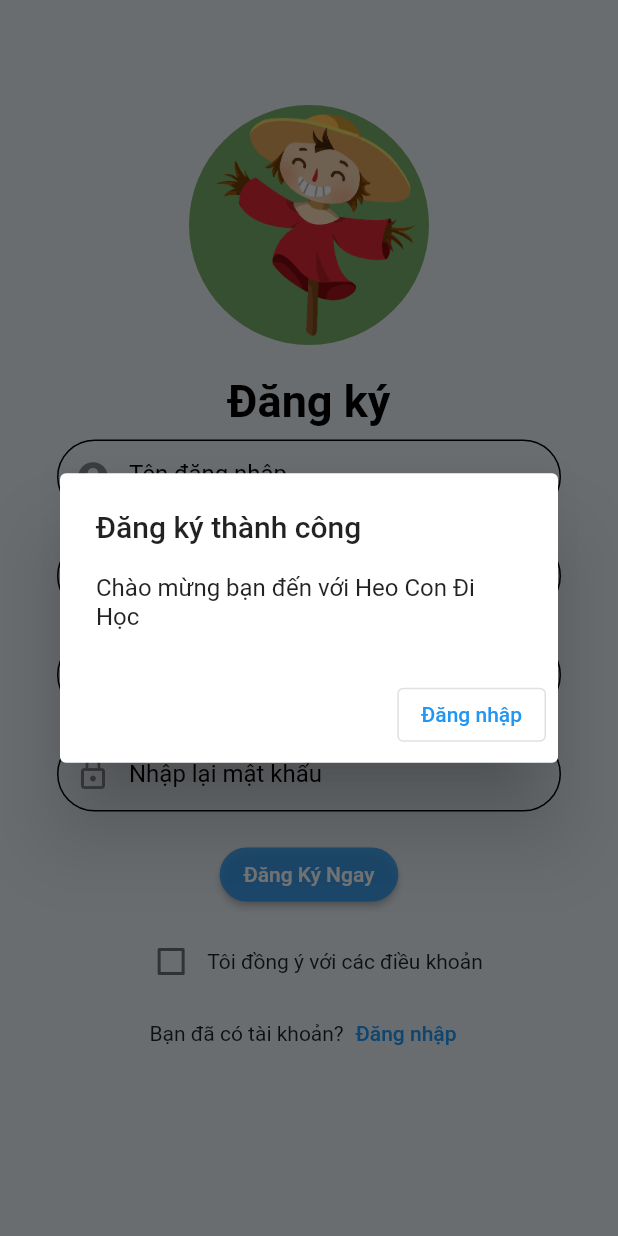
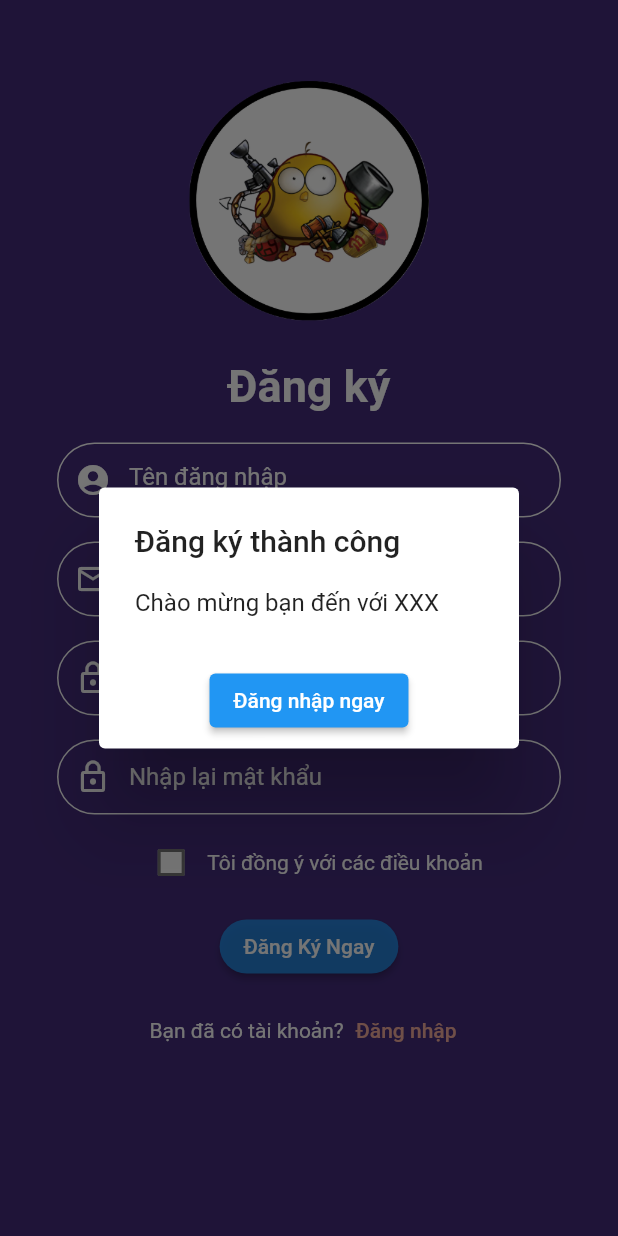
Before and after one commit to fakehyun00/bu_nhin_rom, a Flutter app: the RegisterScreen screen opened directly, after a tap on "Đăng Ký Ngay", on a phone screen of 412 x 824 dp. Run offline on Flutter 3.47's test engine with Material 2 defaults, Android fonts, the phone set to English and light mode, and no system bars; our stand-ins replace gap.

Commit message:
newRegisterForm

```diff
--- a/lib/components/history.dart
+++ b/lib/components/history.dart
@@ -1,4 +1,3 @@
-import 'package:flutter/cupertino.dart';
 import 'package:flutter/material.dart';
 
 class History extends StatefulWidget {
--- a/lib/main.dart
+++ b/lib/main.dart
@@ -17,7 +17,7 @@ class MyApp extends StatelessWidget {
       theme: ThemeData(
         primarySwatch: Colors.blue,
       ),
-      home: const HomeSreen(),
+      home: const RegisterScreen(),
       debugShowCheckedModeBanner: false,
     );
   }
--- /dev/null
+++ b/lib/models/color.dart
@@ -0,0 +1,19 @@
+import 'package:flutter/material.dart';
+
+//textfield and fontcolor
+const myColor = Colors.white;
+
+//background
+final background_color = Color.fromARGB(255, 67, 44, 122);
+
+Color getColor(Set<MaterialState> states) {
+  const Set<MaterialState> interactiveStates = <MaterialState>{
+    MaterialState.pressed,
+    MaterialState.hovered,
+    MaterialState.focused,
+  };
+  if (states.any(interactiveStates.contains)) {
+    return Colors.blue;
+  }
+  return Colors.white.withOpacity(1);
+}
--- /dev/null
+++ b/lib/models/logo.dart
@@ -0,0 +1,7 @@
+import 'package:flutter/material.dart';
+
+var logo = Image(
+  image: AssetImage('assets/logo.png'),
+  width: 200,
+  height: 200,
+);
--- a/lib/screens/login.dart
+++ b/lib/screens/login.dart
@@ -1,5 +1,6 @@
 import 'package:gap/gap.dart';
 import 'package:flutter/material.dart';
+import 'package:heocondihoc/models/logo.dart';
 import 'package:heocondihoc/screens/register.dart';
 
 class LoginScreen extends StatefulWidget {
@@ -191,11 +192,3 @@ class LoginScreenState extends State<LoginScreen> {
     );
   }
 }
-
-var logo = const CircleAvatar(
-  backgroundImage: AssetImage(
-    'assets/logo1.png',
-  ),
-  radius: 80,
-  backgroundColor: Color.fromARGB(255, 117, 172, 105),
-);
--- a/lib/screens/register.dart
+++ b/lib/screens/register.dart
@@ -1,6 +1,8 @@
 import 'package:flutter/material.dart';
 import 'package:gap/gap.dart';
+import 'package:heocondihoc/models/logo.dart';
 import 'package:heocondihoc/screens/login.dart';
+import 'package:heocondihoc/models/color.dart';
 
 class RegisterScreen extends StatefulWidget {
   const RegisterScreen();
@@ -26,7 +28,7 @@ class RegisterScreenState extends State<RegisterScreen> {
   @override
   Widget build(BuildContext context) {
     return Scaffold(
-      backgroundColor: Color.fromARGB(255, 231, 238, 244),
+      backgroundColor: background_color,
       body: ListView(
         children: [
           Container(
@@ -36,38 +38,42 @@ class RegisterScreenState extends State<RegisterScreen> {
                 Container(
                     padding: EdgeInsets.only(left: 20, right: 20),
                     child: Column(children: [
-                      Gap(60),
+                      Gap(20),
                       logo,
-                      Gap(20),
+                      Gap(10),
                       const Text(
                         'Đăng ký',
                         style: TextStyle(
                             fontWeight: FontWeight.bold,
                             fontSize: 30,
-                            color: Colors.black),
+                            color: myColor),
                       ),
                       Padding(
-                          padding: const EdgeInsets.all(8.0),
+                          padding: const EdgeInsets.only(
+                              top: 20, left: 8, bottom: 8, right: 8),
                           child: SizedBox(
                             height: 50,
                             child: TextField(
-                                autofocus: true,
-                                style: const TextStyle(color: Colors.black),
+                                style: const TextStyle(color: Colors.white),
                                 decoration: InputDecoration(
                                     fillColor: Colors.white,
                                     enabledBorder: OutlineInputBorder(
                                       borderRadius: BorderRadius.circular(50),
                                       borderSide: const BorderSide(
-                                          width: 1, color: Colors.black),
+                                          width: 1, color: Colors.white),
                                     ),
                                     border: OutlineInputBorder(
+                                        borderSide: const BorderSide(
+                                            color: Colors.white),
                                         borderRadius:
                                             BorderRadius.circular(50)),
-                                    prefixIcon:
-                                        const Icon(Icons.account_circle),
+                                    prefixIcon: const Icon(
+                                      Icons.account_circle,
+                                      color: myColor,
+                                    ),
                                     hintText: 'Tên đăng nhập',
                                     hintStyle: const TextStyle(
-                                      color: Colors.black,
+                                      color: Colors.white,
                                     ))),
                           )),
                       Padding(
@@ -75,22 +81,31 @@ class RegisterScreenState extends State<RegisterScreen> {
                           child: SizedBox(
                             height: 50,
                             child: TextField(
+                                // validator: (value) {
+                                //   if (value!.isEmpty) {
+                                //     return 'Please enter some text';
+                                //   }
+                                //   return null;
+                                // },
                                 keyboardType: TextInputType.emailAddress,
-                                style: const TextStyle(color: Colors.black),
+                                style: const TextStyle(color: myColor),
                                 decoration: InputDecoration(
                                     fillColor: Colors.white,
                                     enabledBorder: OutlineInputBorder(
                                       borderRadius: BorderRadius.circular(50),
                                       borderSide: const BorderSide(
-                                          width: 1, color: Colors.black),
+                                          width: 1, color: myColor),
                                     ),
                                     border: OutlineInputBorder(
                                         borderRadius:
                                             BorderRadius.circular(50)),
-                                    prefixIcon: const Icon(Icons.mail_outline),
-                                    hintText: 'Gmail',
+                                    prefixIcon: const Icon(
+                                      Icons.mail_outline,
+                                      color: myColor,
+                                    ),
+                                    hintText: 'Email',
                                     hintStyle: const TextStyle(
-                                      color: Colors.black,
+                                      color: myColor,
                                     ))),
                           )),
 
@@ -100,29 +115,31 @@ class RegisterScreenState extends State<RegisterScreen> {
                             height: 50,
                             child: TextField(
                                 obscureText: isHiden,
-                                style: const TextStyle(color: Colors.black),
+                                style: const TextStyle(color: myColor),
                                 decoration: InputDecoration(
                                   enabledBorder: OutlineInputBorder(
                                     borderRadius: BorderRadius.circular(50),
                                     borderSide: const BorderSide(
-                                        width: 1, color: Colors.black),
+                                        width: 1, color: myColor),
                                   ),
                                   border: OutlineInputBorder(
                                       borderRadius: BorderRadius.circular(50)),
                                   prefixIcon: const Icon(
-                                    Icons.lock_outline,
+                                    Icons.lock_outline, color: myColor,
                                     //color: Colors.black,
                                   ),
                                   hintText: 'Mật khẩu',
-                                  hintStyle:
-                                      const TextStyle(color: Colors.black),
+                                  hintStyle: const TextStyle(color: myColor),
                                   suffix: InkWell(
                                       onTap: changeHidenPass,
                                       child: Transform.translate(
                                         offset: Offset(0.0, 8.0),
-                                        child: Icon(isHiden
+                                        child: Icon(
+                                          isHiden
                                               ? Icons.visibility
-                                            : Icons.visibility_off),
+                                              : Icons.visibility_off,
+                                          color: myColor,
+                                        ),
                                       )),
                                 )),
                           )),
@@ -132,58 +149,89 @@ class RegisterScreenState extends State<RegisterScreen> {
                             height: 50,
                             child: TextField(
                                 obscureText: isHiden,
-                                style: const TextStyle(color: Colors.black),
+                                style: const TextStyle(color: myColor),
                                 decoration: InputDecoration(
                                   enabledBorder: OutlineInputBorder(
                                     borderRadius: BorderRadius.circular(50),
                                     borderSide: const BorderSide(
-                                        width: 1, color: Colors.black),
+                                        width: 1, color: myColor),
                                   ),
                                   border: OutlineInputBorder(
                                       borderRadius: BorderRadius.circular(50)),
                                   prefixIcon: const Icon(
                                     Icons.lock_outline,
-                                    //color: Colors.black,
+                                    color: myColor,
                                   ),
                                   hintText: 'Nhập lại mật khẩu',
-                                  hintStyle:
-                                      const TextStyle(color: Colors.black),
+                                  hintStyle: const TextStyle(color: myColor),
                                   suffix: InkWell(
                                       onTap: changeHidenPass,
                                       child: Transform.translate(
                                         offset: Offset(0.0, 8.0),
-                                        child: Icon(isHiden
+                                        child: Icon(
+                                          isHiden
                                               ? Icons.visibility
-                                            : Icons.visibility_off),
+                                              : Icons.visibility_off,
+                                          color: myColor,
+                                        ),
                                       )),
                                 )),
                           )),
                       // Gap(20),
+
+                      Row(
+                          mainAxisAlignment: MainAxisAlignment.center,
+                          children: [
+                            Checkbox(
+                                fillColor:
+                                    MaterialStateProperty.resolveWith(getColor),
+                                checkColor: Colors.blue,
+                                value: isChecked,
+                                onChanged: (bool? value) {
+                                  setState(() {
+                                    isChecked = value!;
+                                  });
+                                }),
+                            const Text(
+                              'Tôi đồng ý với các điều khoản',
+                              style: TextStyle(color: myColor),
+                            ),
+                          ]),
                       Padding(
-                        padding: const EdgeInsets.all(10),
+                        padding: const EdgeInsets.all(8),
                         child: ElevatedButton(
                           onPressed: () => showDialog(
                               context: context,
                               builder: (context) => AlertDialog(
                                     title: Text('Đăng ký thành công'),
-                                    content: Text(
-                                        'Chào mừng bạn đến với Heo Con Đi Học'),
+                                    content: Text('Chào mừng bạn đến với XXX'),
                                     actions: [
-                                      OutlinedButton(
-                                          onPressed: () => Navigator.push(
+                                      Row(
+                                        mainAxisAlignment:
+                                            MainAxisAlignment.center,
+                                        children: [
+                                          ElevatedButton(
+                                              onPressed: () {
+                                                Navigator.pop(context);
+                                                Navigator.push(
                                                     context,
                                                     MaterialPageRoute(
                                                       builder: (context) =>
                                                           LoginScreen(),
-                                              )),
-                                          child: Text('Đăng nhập'))
+                                                    ));
+                                              },
+                                              child: Text('Đăng nhập ngay'))
+                                        ],
+                                      )
                                     ],
                                   )),
                           // Navigator.push(
                           //     context,
                           //     MaterialPageRoute(
                           //         builder: (context) => LoginScreen()))
-                          child: Text('Đăng Ký Ngay'),
+                          child: Text(
+                            'Đăng Ký Ngay',
+                          ),
                           style: ElevatedButton.styleFrom(
                               //minimumSize: Size(350, 50),
                               // maximumSize: Size(150, 50),
@@ -192,19 +240,6 @@ class RegisterScreenState extends State<RegisterScreen> {
                                   borderRadius: BorderRadius.circular(20))),
                         ),
                       ),
-                      Row(
-                          mainAxisAlignment: MainAxisAlignment.center,
-                          children: [
-                            Checkbox(
-                                checkColor: Colors.white,
-                                value: isChecked,
-                                onChanged: (bool? value) {
-                                  setState(() {
-                                    isChecked = value!;
-                                  });
-                                }),
-                            const Text('Tôi đồng ý với các điều khoản'),
-                          ]),
 
                       // Expanded(
                       //   flex: 3,
@@ -247,13 +282,23 @@ class RegisterScreenState extends State<RegisterScreen> {
                       Row(
                         mainAxisAlignment: MainAxisAlignment.center,
                         children: [
-                          Text('Bạn đã có tài khoản?'),
+                          Text(
+                            'Bạn đã có tài khoản?',
+                            style: TextStyle(color: myColor),
+                          ),
                           TextButton(
-                              onPressed: () => Navigator.push(
+                              onPressed: () {
+                                Navigator.pop(context);
+                                Navigator.push(
                                     context,
                                     MaterialPageRoute(
-                                      builder: (context) => LoginScreen())),
-                              child: Text('Đăng nhập'))
+                                        builder: (context) => LoginScreen()));
+                              },
+                              child: Text(
+                                'Đăng nhập',
+                                style: TextStyle(
+                                    color: Color.fromARGB(255, 243, 172, 156)),
+                              ))
                         ],
                       )
                     ]))
--- a/pubspec.yaml
+++ b/pubspec.yaml
@@ -63,9 +63,7 @@ flutter:
 
   # To add assets to your application, add an assets section, like this:
   assets:
-    - assets/bg1.jpg
     - assets/logo.png
-    - assets/logo1.png
   #   - images/a_dot_ham.jpeg
 
   # An image asset can refer to one or more resolution-specific "variants", see
@@ -79,6 +77,7 @@ flutter:
   # "family" key with the font family name, and a "fonts" key with a
   # list giving the asset and other descriptors for the font. For
   # example:
+
   # fonts:
   #   - family: Schyler
   #     fonts:
```
Also changed, not shown: lib/components/play.dart (added, +37 -0 lines), lib/models/item.dart (added, +60 -0 lines), lib/screens/home.dart (+6 -3 lines), assets/bg1.jpg (deleted), assets/logo.png, assets/logo1.png (deleted). Lines whose indentation alone changed are shown as unchanged.
